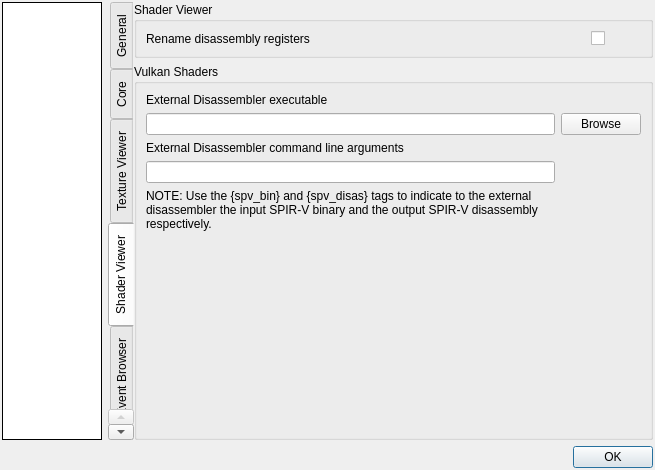
Old version of the form qrenderdoc/Windows/Dialogs/SettingsDialog.ui in the repository baldurk/renderdoc.
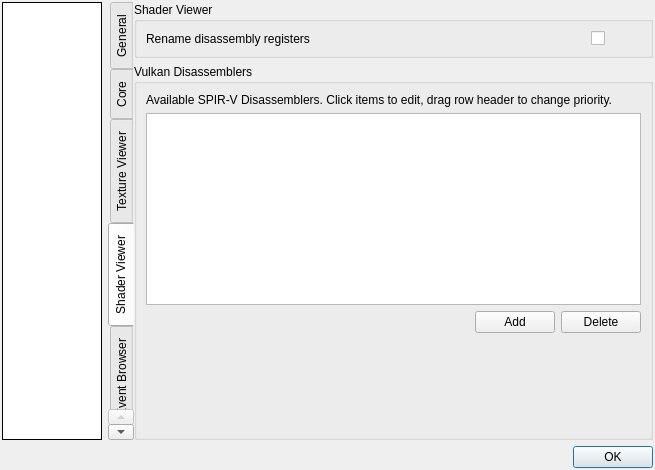
New version of the form. The open tabs and pages were chosen to show the change. Custom widgets are drawn as their Qt base class.

Commit message:
Allow for configuring multiple SPIR-V disassemblers, detect known tools
* Initially add support for spirv-cross and spirv-dis.
* When possible we'll auto-detect the tools in path or in the build's
  plugins folder.  Otherwise the user can add it and add their
  executable path.
* We still use the first disassembler for editing - in future it would
  be good to allow selecting the disassembler at edit time (as well
  as allowing multiple compilers).

The edit to the form file:
```diff
--- a/qrenderdoc/Windows/Dialogs/SettingsDialog.ui
+++ b/qrenderdoc/Windows/Dialogs/SettingsDialog.ui
@@ -638,62 +638,17 @@
           </sizepolicy>
          </property>
          <property name="title">
-          <string>Vulkan Shaders</string>
+          <string>Vulkan Disassemblers</string>
          </property>
          <layout class="QGridLayout" name="gridLayout_4">
-          <item row="1" column="1">
-           <widget class="QPushButton" name="browseExtDisasemble">
-            <property name="toolTip">
-             <string>Choose the executable file to invoke every time a shader needs to be disassembled</string>
-            </property>
-            <property name="text">
-             <string>Browse</string>
-            </property>
-           </widget>
-          </item>
           <item row="0" column="0">
            <widget class="QLabel" name="label_16">
             <property name="text">
-             <string>External Disassembler executable</string>
+             <string>&lt;html&gt;&lt;head/&gt;&lt;body&gt;&lt;p&gt;Available SPIR-V Disassemblers. Click items to edit, drag row header to change priority.&lt;/p&gt;&lt;/body&gt;&lt;/html&gt;</string>
             </property>
            </widget>
           </item>
-          <item row="1" column="0">
-           <widget class="QLineEdit" name="externalDisassemblePath">
-            <property name="toolTip">
-             <string>Choose the executable file to invoke every time a shader needs to be disassembled</string>
-            </property>
-           </widget>
-          </item>
-          <item row="2" column="0">
-           <widget class="QLabel" name="label_17">
-            <property name="text">
-             <string>External Disassembler command line arguments</string>
-            </property>
-           </widget>
-          </item>
-          <item row="3" column="0">
-           <widget class="QLineEdit" name="externalDisassemblerArgs">
-            <property name="toolTip">
-             <string>The command line arguments to the executable.
-
-The {spv_bin} and {spv_disas} tags indicate the (temporary) path to the SPIR-V binary file, and the expected SPIR-V disassembled file to create.
-
-If {spv_disas} is not used, the tool is expected to output the disassembly on stdout.</string>
-            </property>
-           </widget>
-          </item>
-          <item row="4" column="0">
-           <widget class="QLabel" name="label_18">
-            <property name="text">
-             <string>NOTE: Use the {spv_bin} and {spv_disas} tags to indicate to the external disassembler the input SPIR-V binary and the output SPIR-V disassembly respectively.</string>
-            </property>
-            <property name="wordWrap">
-             <bool>true</bool>
-            </property>
-           </widget>
-          </item>
-          <item row="5" column="0">
+          <item row="3" column="0" colspan="2">
            <spacer name="verticalSpacer_4">
             <property name="orientation">
              <enum>Qt::Vertical</enum>
@@ -706,6 +661,65 @@
             </property>
            </spacer>
           </item>
+          <item row="1" column="0" colspan="2">
+           <widget class="RDTableWidget" name="disassemblers">
+            <property name="editTriggers">
+             <set>QAbstractItemView::AnyKeyPressed|QAbstractItemView::DoubleClicked|QAbstractItemView::EditKeyPressed|QAbstractItemView::SelectedClicked</set>
+            </property>
+            <property name="alternatingRowColors">
+             <bool>true</bool>
+            </property>
+            <property name="selectionMode">
+             <enum>QAbstractItemView::SingleSelection</enum>
+            </property>
+            <property name="selectionBehavior">
+             <enum>QAbstractItemView::SelectRows</enum>
+            </property>
+            <property name="textElideMode">
+             <enum>Qt::ElideMiddle</enum>
+            </property>
+            <property name="cornerButtonEnabled">
+             <bool>false</bool>
+            </property>
+            <attribute name="horizontalHeaderHighlightSections">
+             <bool>false</bool>
+            </attribute>
+            <attribute name="verticalHeaderHighlightSections">
+             <bool>false</bool>
+            </attribute>
+           </widget>
+          </item>
+          <item row="2" column="0" colspan="2">
+           <layout class="QHBoxLayout" name="horizontalLayout_6">
+            <item>
+             <spacer name="horizontalSpacer">
+              <property name="orientation">
+               <enum>Qt::Horizontal</enum>
+              </property>
+              <property name="sizeHint" stdset="0">
+               <size>
+                <width>40</width>
+                <height>20</height>
+               </size>
+              </property>
+             </spacer>
+            </item>
+            <item>
+             <widget class="QPushButton" name="addDisasm">
+              <property name="text">
+               <string>Add</string>
+              </property>
+             </widget>
+            </item>
+            <item>
+             <widget class="QPushButton" name="deleteDisasm">
+              <property name="text">
+               <string>Delete</string>
+              </property>
+             </widget>
+            </item>
+           </layout>
+          </item>
          </layout>
         </widget>
        </item>
@@ -1082,6 +1096,13 @@
    </item>
   </layout>
  </widget>
+ <customwidgets>
+  <customwidget>
+   <class>RDTableWidget</class>
+   <extends>QTableWidget</extends>
+   <header>Widgets/Extended/RDTableWidget.h</header>
+  </customwidget>
+ </customwidgets>
  <resources/>
  <connections/>
 </ui>
```
The commit also changes 5 other files.
